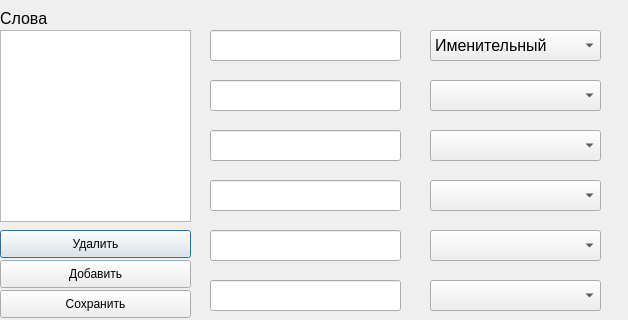
Before: the Qt Designer form task_4_8/dict_editor.ui in floatint/cxx_tasks_sm, drawn with Qt 5.
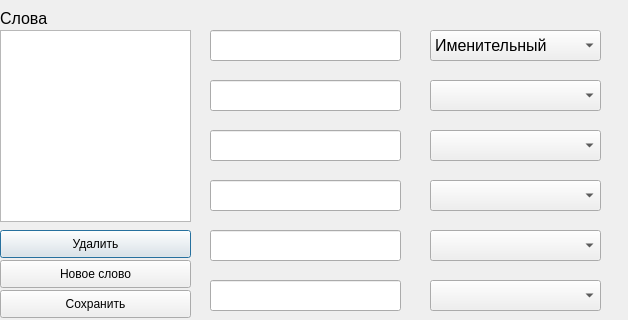
After: the same form once the commit is applied.

```diff
--- a/task_4_8/dict_editor.ui
+++ b/task_4_8/dict_editor.ui
@@ -85,7 +85,7 @@
      </rect>
     </property>
     <property name="text">
-     <string>Добавить</string>
+     <string>Новое слово</string>
     </property>
    </widget>
    <widget class="QLineEdit" name="prefixEdit_1">
```
Left out of the diff: 2 changed lines with no effect on the pictures.
